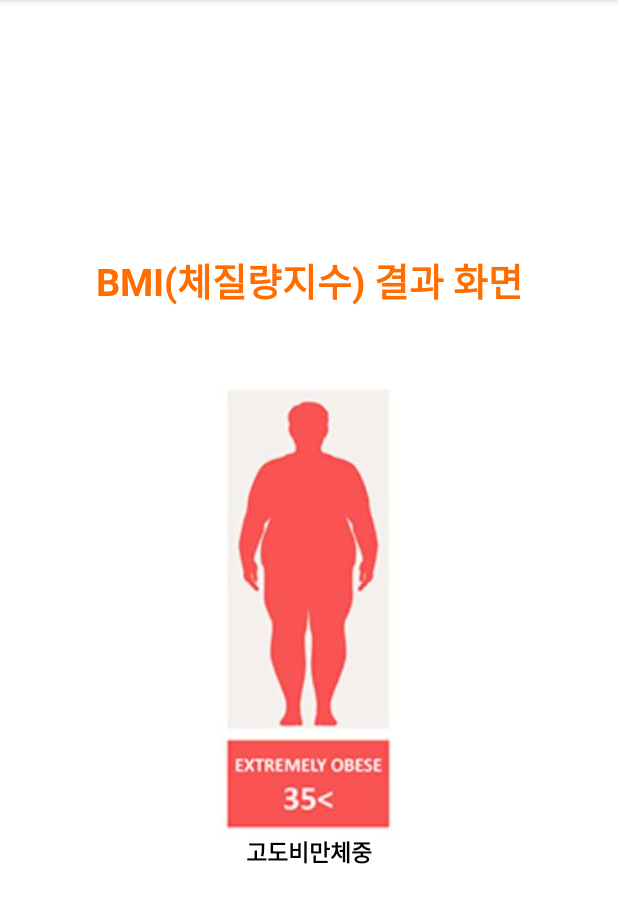
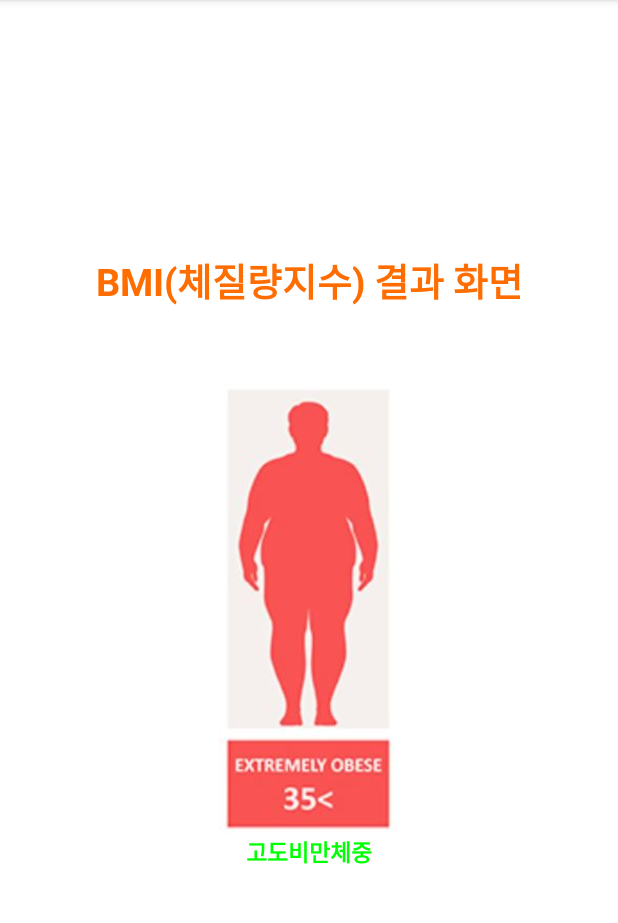
Before and after one commit to song-juyeon/Project_BMI, an Android app: the ResultActivity screen opened directly, with no data from a screen before it, on a phone screen of 412 x 824 dp, the part 84-1007 px from its top. Run offline under Robolectric (Android 15) with nearby library versions, the phone set to English and light mode, and no system bars.

Commit message:
Edit activity_result Commit

```diff
--- a/app/src/main/res/layout/activity_result.xml
+++ b/app/src/main/res/layout/activity_result.xml
@@ -29,13 +29,13 @@
         android:layout_width="wrap_content"
         android:layout_height="wrap_content"
         android:textSize="15sp"
-        android:textColor="#000000"
+        android:textColor="#00ff00"
         android:textStyle="bold"/>
     <TextView
         android:id="@+id/text_result2"
         android:layout_width="wrap_content"
         android:layout_height="wrap_content"
         android:textSize="15sp"
-        android:textColor="#000000"
+        android:textColor="#00ff00"
         android:textStyle="bold"/>
 </LinearLayout>
```
